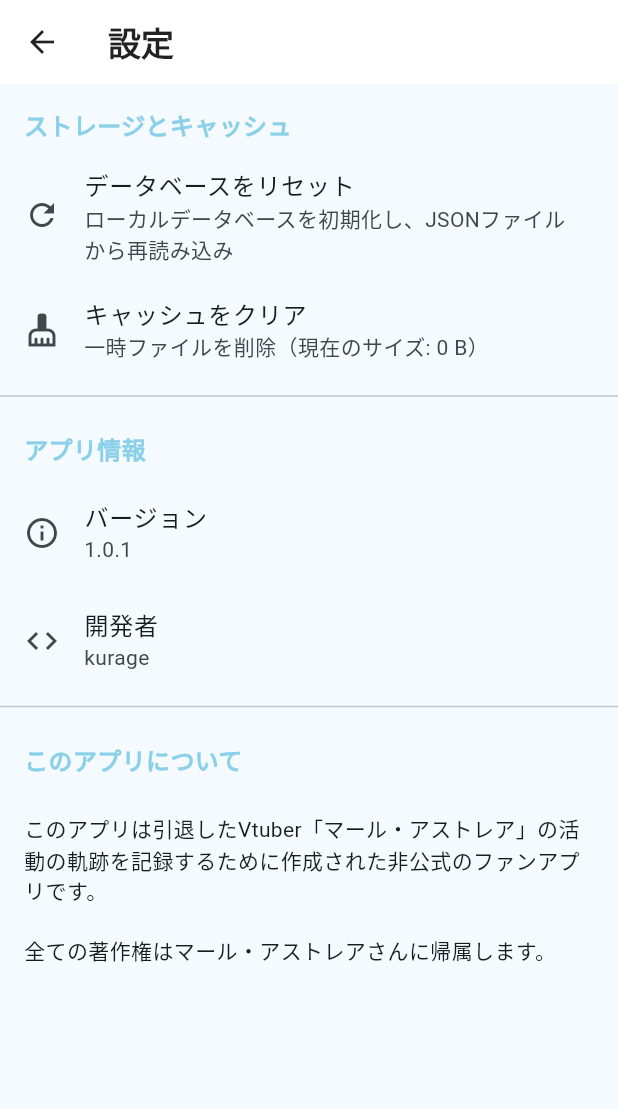
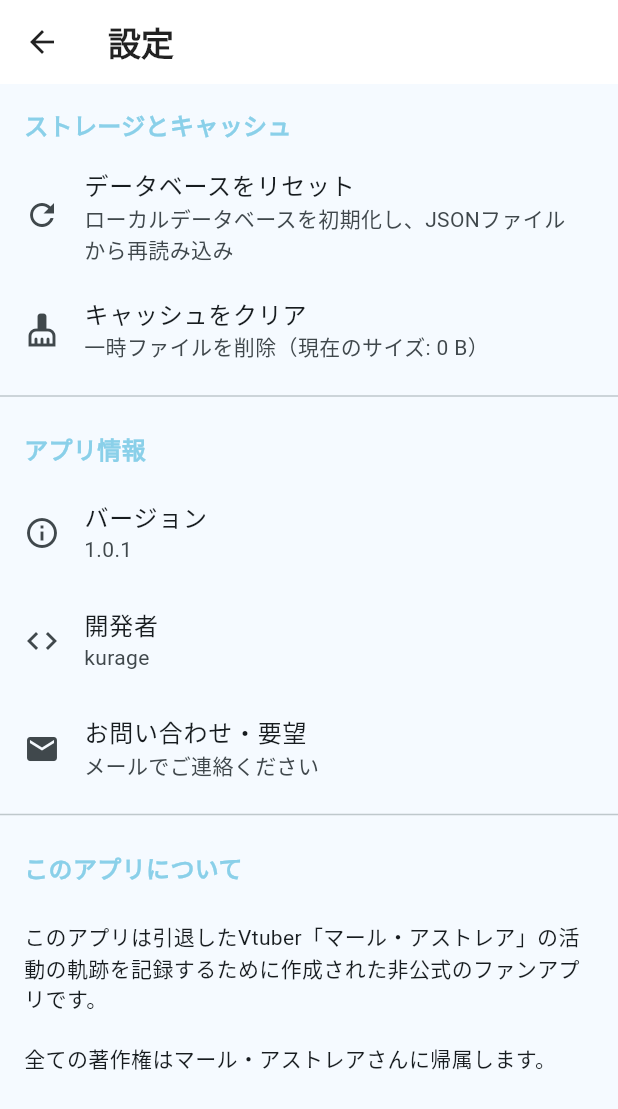
Before and after one commit to t1224-dev/marle_stream_history, a Flutter app: the SettingsScreen screen opened directly, on a phone screen of 412 x 824 dp. Shown: the top 1109 px of the screen. Run offline on Flutter 3.47's test engine with Material 3 defaults, Android fonts, the light colour scheme and no system bars; our stand-ins replace csv, google_fonts, share_plus, shared_preferences, shimmer, sqflite and 1 more; missing offline and left inert: file_selector; accounts and stored records are empty.

Commit message:
feat: add inquiry and fix setting

```diff
--- a/lib/presentation/screens/settings/settings_screen.dart
+++ b/lib/presentation/screens/settings/settings_screen.dart
@@ -5,6 +5,7 @@
 import 'package:marle_stream_history/data/services/database_service.dart';
 import 'package:marle_stream_history/data/services/data_loader_service.dart';
 import 'package:marle_stream_history/domain/services/favorite_service.dart';
+import 'package:url_launcher/url_launcher.dart';
 
 /// Settings screen for the application
 class SettingsScreen extends StatefulWidget {
@@ -174,6 +175,39 @@
     }
   }
 
+  /// メール送信機能
+  Future<void> _launchEmail() async {
+    const email = 'develop.t1224@gmail.com'; // 指定されたメールアドレス
+    const subject = 'マールの軌跡に関するお問い合わせ・ご要望'; // メールタイトル
+    const body = '以下の内容でお問い合わせいたします。\n\n'
+        '【ご利用の端末機種】：\n'
+        '【OSバージョン】：\n'
+        '【アプリのバージョン】：\n\n'
+        '【お問い合わせ・ご要望内容】：\n（できるだけ詳しくご記入ください）\n';
+
+    final uri = Uri(
+      scheme: 'mailto',
+      path: email,
+      queryParameters: {
+        'subject': subject,
+        'body': body,
+      },
+    );
+
+    if (await canLaunchUrl(uri)) {
+      await launchUrl(uri);
+    } else {
+      if (mounted) {
+        ScaffoldMessenger.of(context).showSnackBar(
+          const SnackBar(
+            content: Text('メールアプリを開けませんでした'),
+            behavior: SnackBarBehavior.floating,
+          ),
+        );
+      }
+    }
+  }
+
   @override
   Widget build(BuildContext context) {
     return Scaffold(
@@ -231,6 +265,14 @@
                 title: const Text('開発者'),
                 subtitle: const Text('kurage'),
                 leading: const Icon(Icons.code),
+              ),
+
+              // お問い合わせ・要望
+              ListTile(
+                title: const Text('お問い合わせ・要望'),
+                subtitle: const Text('メールでご連絡ください'),
+                leading: const Icon(Icons.email),
+                onTap: _launchEmail,
               ),
 
               // Hidden archive section
```
Also changed, not shown: lib/domain/services/settings_service.dart (+7 -6 lines), 1 other file.
